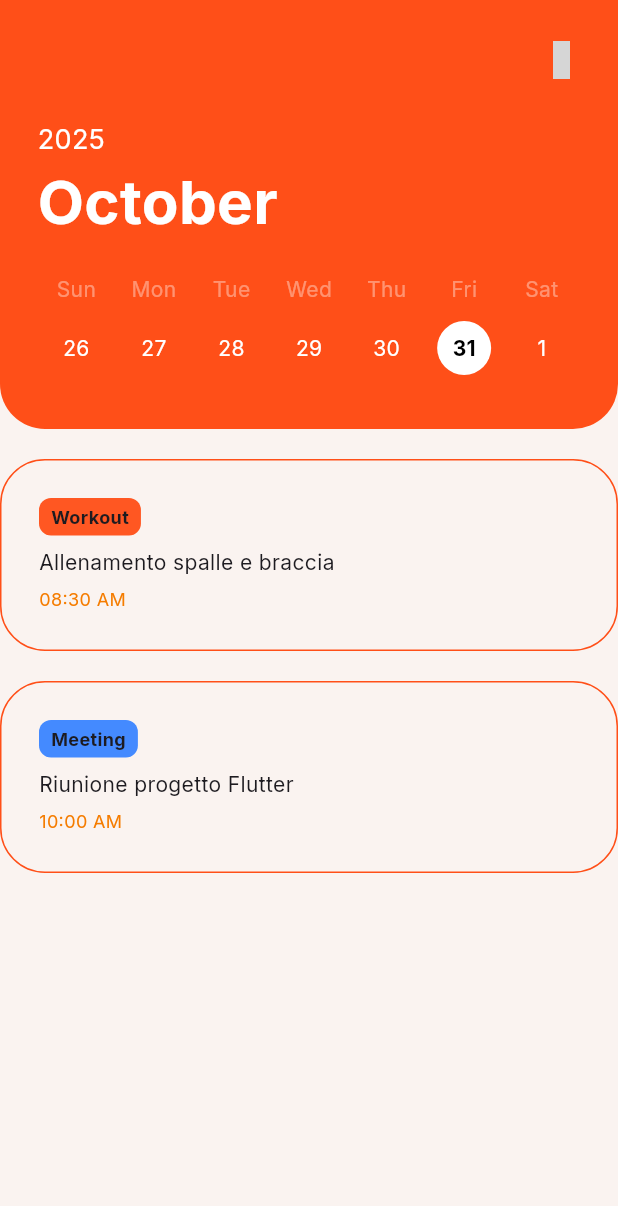
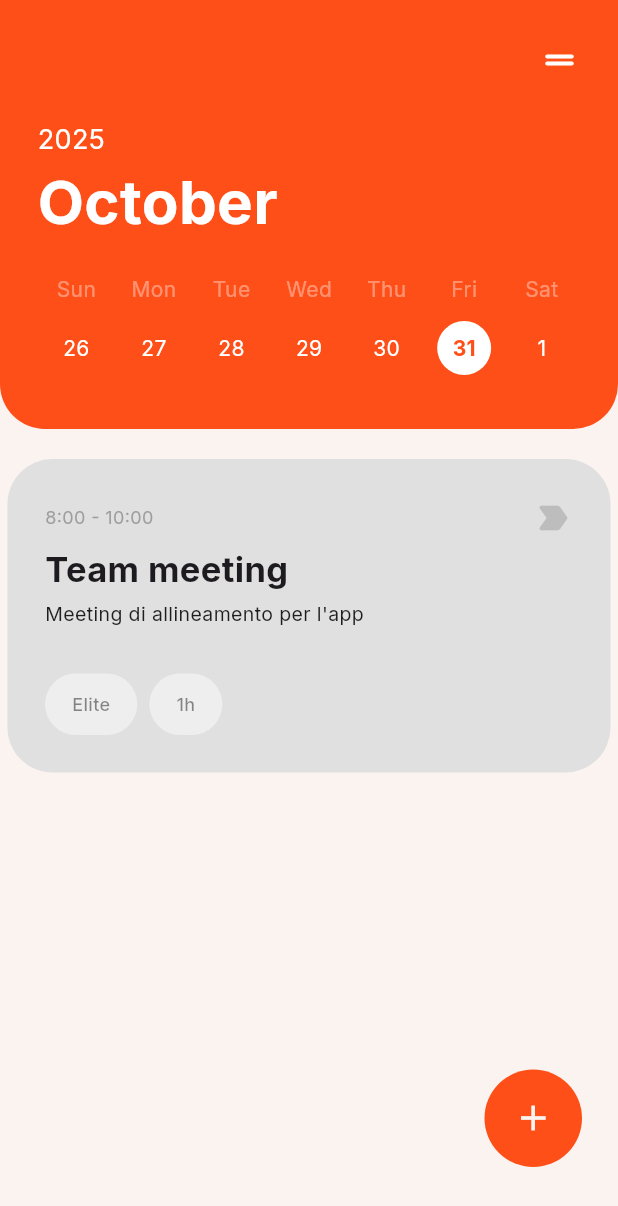
Before and after one commit to michele-biffi/logger, a Flutter app: the screen it shows after launch, on a phone screen of 412 x 824 dp. Shown: the top 1206 px of the screen. Run offline on Flutter 3.47's test engine with Material 3 defaults, Android fonts, the phone set to English and light mode, and no system bars; drawn by our look-alikes of table_calendar; our stand-ins replace flutter_dotenv, google_fonts, hugeicons, supabase_flutter; accounts and stored records are empty; grey boxes are pictures that could not be loaded.

Commit message:
minor updates

```diff
--- a/lib/components/add_log_dialog.dart
+++ b/lib/components/add_log_dialog.dart
@@ -31,7 +31,7 @@ class _AddLogFormState extends State<AddLogForm> {
   @override
   Widget build(BuildContext context) {
     return Material(
-      color: Colors.red,
+      color: Colors.transparent,
       child: Container(
         decoration: BoxDecoration(
           color: CustomColors.light,
--- a/lib/components/custom_app_bar.dart
+++ b/lib/components/custom_app_bar.dart
@@ -1,9 +1,9 @@
 import 'package:flutter/material.dart';
 import 'package:flutter/services.dart';
-import 'package:hugeicons/hugeicons.dart';
 import 'package:logger/colors.dart';
+import 'drawer.dart'; // import del drawer
 
-AppBar appBar(BuildContext context) {
+AppBar appBar(BuildContext context, {required Function(int) onDestinationSelected}) {
   return AppBar(
     backgroundColor: CustomColors.orange,
     toolbarHeight: 80,
@@ -15,19 +15,37 @@ AppBar appBar(BuildContext context) {
     ),
     actions: [
       IconButton(
-        icon: const HugeIcon(
-          icon: HugeIcons.strokeRoundedMenu09,
-          size: 25,
+        icon: const Icon(
+          Icons.drag_handle_rounded,
+          size: 28,
           color: Colors.white,
-          strokeWidth: 1.5,
         ),
         onPressed: () {
-          // Azione quando si preme il menu
-          ScaffoldMessenger.of(
-            context,
-          ).showSnackBar(const SnackBar(content: Text('Menu pressed')));
+          // Apri il drawer a destra
+          showGeneralDialog(
+            context: context,
+            barrierDismissible: true,
+            barrierLabel: 'Drawer',
+            transitionDuration: const Duration(milliseconds: 300),
+            pageBuilder: (_, __, ___) => Align(
+              alignment: Alignment.centerRight,
+              child: Material(
+                color: Colors.transparent,
+                child: RightDrawer(
+                  onDestinationSelected: onDestinationSelected,
+                ),
+              ),
+            ),
+            transitionBuilder: (_, anim, __, child) {
+              return SlideTransition(
+                position: Tween(begin: const Offset(1, 0), end: Offset.zero)
+                    .animate(CurvedAnimation(parent: anim, curve: Curves.easeOut)),
+                child: child,
+              );
+            },
+          );
         },
-        padding: EdgeInsets.only(right: 25),
+        padding: const EdgeInsets.only(right: 25),
       ),
     ],
   );
--- a/lib/components/log_card.dart
+++ b/lib/components/log_card.dart
@@ -2,50 +2,106 @@ import 'package:flutter/material.dart';
 import 'package:logger/colors.dart';
 
 class LogCard extends StatelessWidget {
-  final String tag;
+  final String startTime;
+  final String endTime;
+  final String title;
   final String description;
-  final String time;
-  final Color tagColor;
+  final int effort; // in minuti
+  final bool important;
 
   const LogCard({
     super.key,
-    required this.tag,
+    required this.startTime,
+    required this.endTime,
+    required this.title,
     required this.description,
-    required this.time,
-    required this.tagColor,
+    required this.effort,
+    required this.important,
   });
 
   @override
   Widget build(BuildContext context) {
     return Container(
-      padding: const EdgeInsets.all(25),
+      width: double.infinity,
       decoration: BoxDecoration(
-        color: Colors.transparent,
-        border: Border.all(color: CustomColors.orange, width: 1),
+        color: Colors.grey.shade300,
         borderRadius: BorderRadius.circular(30),
       ),
+      child: Padding(
+        padding: const EdgeInsets.all(25),
         child: Column(
           crossAxisAlignment: CrossAxisAlignment.start,
           children: [
+            Row(
+              children: [
+                Text(
+                  "$startTime - $endTime",
+                  style: TextStyle(color: Colors.grey.shade500, fontSize: 12),
+                ),
+                const Spacer(),
+                Icon(
+                  Icons.label_important_rounded,
+                  color: important ? CustomColors.orange : Colors.grey.shade400,
+                  size: 28,
+                ),
+              ],
+            ),
+            const SizedBox(height: 4),
+            Text(
+              title,
+              style: const TextStyle(fontSize: 23, fontWeight: FontWeight.bold),
+            ),
+            const SizedBox(height: 4),
+            Text(
+              description,
+              style: const TextStyle(fontSize: 13, color: Colors.black87),
+            ),
+            const SizedBox(height: 30),
+            Row(
+              children: [
                 Container(
-            padding: const EdgeInsets.symmetric(horizontal: 8, vertical: 4),
+                  padding: const EdgeInsets.symmetric(
+                    horizontal: 18,
+                    vertical: 12,
+                  ),
                   decoration: BoxDecoration(
-              color: tagColor,
-              borderRadius: BorderRadius.circular(8),
+                    color: Colors.grey.shade200,
+                    borderRadius: BorderRadius.circular(30),
                   ),
-            child: Text(
-              tag,
-              style: const TextStyle(fontWeight: FontWeight.bold, fontSize: 12),
+                  alignment: Alignment.center,
+                  child: const Text(
+                    "Elite",
+                    style: TextStyle(
+                      fontSize: 12,
+                      color: Colors.black45,
+                      fontWeight: FontWeight.w500,
                     ),
                   ),
-          const SizedBox(height: 8),
-          Text(description, style: const TextStyle(fontSize: 14)),
-          const SizedBox(height: 6),
-          Text(
-            time,
-            style: TextStyle(fontSize: 12, color: Colors.orange.shade700),
+                ),
+                const SizedBox(width: 8),
+                Container(
+                  padding: const EdgeInsets.symmetric(
+                    horizontal: 18,
+                    vertical: 12,
+                  ),
+                  decoration: BoxDecoration(
+                    color: Colors.grey.shade200,
+                    borderRadius: BorderRadius.circular(30),
+                  ),
+                  alignment: Alignment.center,
+                  child: const Text(
+                    "1h",
+                    style: TextStyle(
+                      fontSize: 12,
+                      color: Colors.black45,
+                      fontWeight: FontWeight.w500,
+                    ),
+                  ),
                 ),
               ],
+            ),
+          ],
+        ),
       ),
     );
   }
--- a/lib/pages/calendar_page.dart
+++ b/lib/pages/calendar_page.dart
@@ -1,5 +1,6 @@
 import 'package:flutter/material.dart';
 import 'package:logger/colors.dart';
+import 'package:logger/components/add_log_dialog.dart';
 import 'package:logger/components/custom_app_bar.dart';
 // import 'package:logger/components/custom_bottom_bar.dart';
 import 'package:logger/components/log_card.dart';
@@ -20,7 +21,7 @@ class _CalendarPageState extends State<CalendarPage> {
   @override
   Widget build(BuildContext context) {
     return Scaffold(
-      appBar: appBar(context),
+      appBar: appBar(context, onDestinationSelected: (int) {}),
       backgroundColor: CustomColors.light,
       body: Column(
         children: [
@@ -69,9 +70,7 @@ class _CalendarPageState extends State<CalendarPage> {
                   TableCalendar(
                     calendarFormat:
                         CalendarFormat.week, // prima c'era _calendarFormat
-                    availableCalendarFormats: const {
-                      CalendarFormat.week: '', // disabilita altri formati
-                    },
+                    availableCalendarFormats: const {CalendarFormat.week: ''},
                     rowHeight: 48,
                     daysOfWeekHeight: 30,
                     firstDay: DateTime.utc(2020, 1, 1),
@@ -96,7 +95,7 @@ class _CalendarPageState extends State<CalendarPage> {
                     calendarStyle: CalendarStyle(
                       tablePadding: const EdgeInsets.all(0),
                       todayTextStyle: TextStyle(
-                        color: Colors.black,
+                        color: CustomColors.orange,
                         fontWeight: FontWeight.bold,
                       ),
                       todayDecoration: const BoxDecoration(
@@ -158,20 +157,15 @@ class _CalendarPageState extends State<CalendarPage> {
             child: Container(
               color: CustomColors.light,
               child: ListView(
-                padding: const EdgeInsets.symmetric(vertical: 0, horizontal: 0),
+                padding: const EdgeInsets.symmetric(vertical: 0, horizontal: 5),
                 children: [
                   const LogCard(
-                    tag: "Workout",
-                    description: "Allenamento spalle e braccia",
-                    time: "08:30 AM",
-                    tagColor: Colors.deepOrange,
-                  ),
-                  const SizedBox(height: 20),
-                  const LogCard(
-                    tag: "Meeting",
-                    description: "Riunione progetto Flutter",
-                    time: "10:00 AM",
-                    tagColor: Colors.blueAccent,
+                    title: "Team meeting",
+                    description: "Meeting di allineamento per l'app",
+                    startTime: "8:00",
+                    endTime: "10:00",
+                    effort: 120,
+                    important: false,
                   ),
                   const SizedBox(height: 20),
                 ],
@@ -181,6 +175,26 @@ class _CalendarPageState extends State<CalendarPage> {
         ],
       ),
       // bottomNavigationBar: CustomBottomBar(currentIndex: 1),
+      floatingActionButton: Padding(
+        padding: const EdgeInsets.only(bottom: 30, right: 8),
+        child: SizedBox(
+          height: 65,
+          width: 65,
+          child: FloatingActionButton(
+            elevation: 0,
+            shape: RoundedRectangleBorder(
+              borderRadius: BorderRadius.circular(40),
+            ),
+            onPressed: () {
+              showAddLogModal(context);
+            },
+            backgroundColor: CustomColors.orange,
+            foregroundColor: CustomColors.light,
+            child: const Icon(Icons.add, size: 28),
+          ),
+        ),
+      ),
+      floatingActionButtonLocation: FloatingActionButtonLocation.endFloat,
     );
   }
 
--- a/lib/pages/home.dart
+++ b/lib/pages/home.dart
@@ -15,7 +15,7 @@ class _HomePageState extends State<HomePage> {
   @override
   Widget build(BuildContext context) {
     return Scaffold(
-      appBar: appBar(context),
+      appBar: appBar(context, onDestinationSelected: (int) {}),
       backgroundColor: CustomColors.light,
       body: Padding(
         padding: const EdgeInsets.only(
```
Also changed, not shown: lib/components/drawer.dart (added, +96 -0 lines), lib/data/log_list.dart (added, +46 -0 lines). Lines whose indentation alone changed are shown as unchanged.
